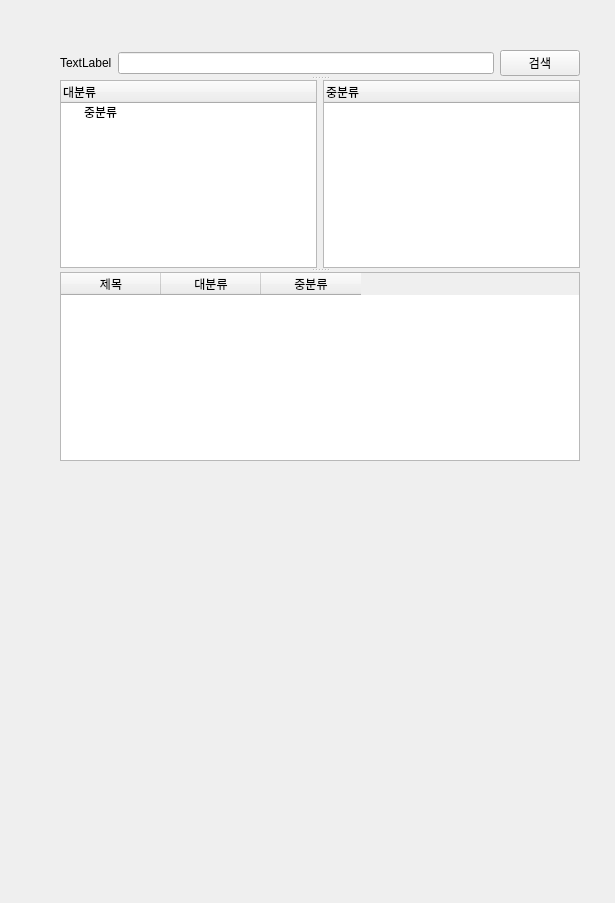
Qt form search.ui (chipmunk-tail/C3-citation-category-classification) before a commit.
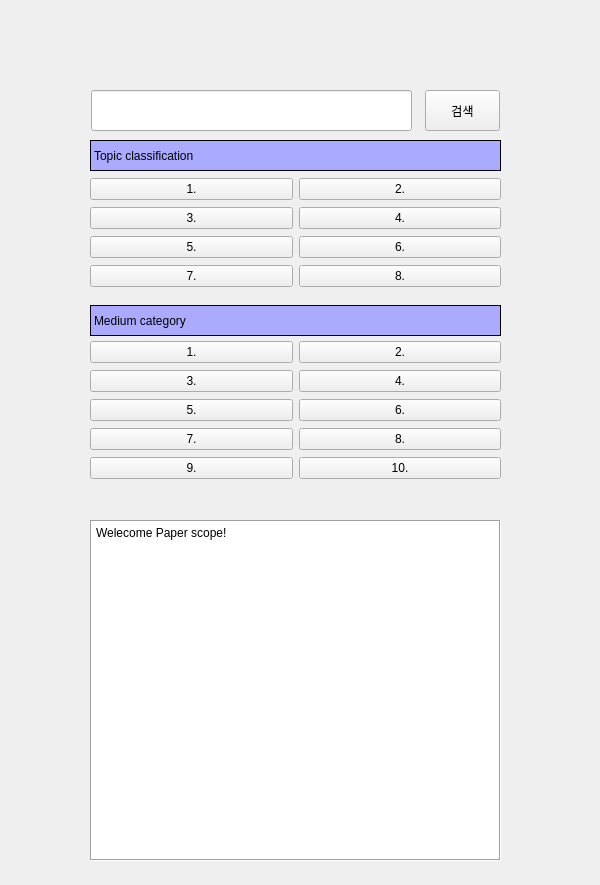
The same form after that commit. Icons and pictures are not drawn.

Patch:
```diff
--- a/search.ui
+++ b/search.ui
@@ -6,115 +6,332 @@
    <rect>
     <x>0</x>
     <y>0</y>
-    <width>615</width>
-    <height>903</height>
+    <width>600</width>
+    <height>885</height>
    </rect>
   </property>
   <property name="windowTitle">
    <string>Form</string>
   </property>
-  <widget class="QSplitter" name="splitter">
+  <widget class="QLabel" name="label">
    <property name="geometry">
     <rect>
-     <x>60</x>
-     <y>50</y>
-     <width>520</width>
-     <height>411</height>
+     <x>257</x>
+     <y>12</y>
+     <width>61</width>
+     <height>61</height>
     </rect>
    </property>
-   <property name="orientation">
-    <enum>Qt::Vertical</enum>
+   <property name="sizePolicy">
+    <sizepolicy hsizetype="Preferred" vsizetype="Preferred">
+     <horstretch>0</horstretch>
+     <verstretch>0</verstretch>
+    </sizepolicy>
    </property>
-   <widget class="QWidget" name="">
-    <layout class="QHBoxLayout" name="horizontalLayout">
-     <item>
-      <widget class="QLabel" name="label">
-       <property name="text">
-        <string>TextLabel</string>
-       </property>
-       <property name="margin">
-        <number>4</number>
-       </property>
-      </widget>
-     </item>
-     <item>
-      <widget class="QLineEdit" name="lineEdit"/>
-     </item>
-     <item>
-      <widget class="QPushButton" name="Search">
-       <property name="text">
-        <string>검색</string>
-       </property>
-       <property name="iconSize">
-        <size>
-         <width>50</width>
-         <height>50</height>
-        </size>
-       </property>
-      </widget>
-     </item>
-    </layout>
-   </widget>
-   <widget class="QWidget" name="">
-    <layout class="QHBoxLayout" name="horizontalLayout_2">
-     <item>
-      <widget class="QTreeWidget" name="treeWidget">
-       <column>
-        <property name="text">
-         <string>대분류</string>
-        </property>
-       </column>
-       <item>
-        <property name="text">
-         <string>중분류</string>
-        </property>
-       </item>
-      </widget>
-     </item>
-     <item>
-      <widget class="QTreeWidget" name="treeWidget_2">
-       <column>
-        <property name="text">
-         <string>중분류</string>
-        </property>
-       </column>
-      </widget>
-     </item>
-    </layout>
-   </widget>
-   <widget class="QTableWidget" name="tableWidget">
-    <column>
-     <property name="text">
-      <string>제목</string>
-     </property>
-     <property name="textAlignment">
-      <set>AlignCenter</set>
-     </property>
-    </column>
-    <column>
-     <property name="text">
-      <string>대분류</string>
-     </property>
-     <property name="textAlignment">
-      <set>AlignCenter</set>
-     </property>
-    </column>
-    <column>
-     <property name="text">
-      <string>중분류</string>
-     </property>
-     <property name="textAlignment">
-      <set>AlignCenter</set>
-     </property>
-    </column>
-   </widget>
+   <property name="sizeIncrement">
+    <size>
+     <width>0</width>
+     <height>200</height>
+    </size>
+   </property>
+   <property name="baseSize">
+    <size>
+     <width>0</width>
+     <height>150</height>
+    </size>
+   </property>
+   <property name="text">
+    <string/>
+   </property>
+   <property name="pixmap">
+    <pixmap>:/icon/writing_agenda_document_pencil_paper_notes_icon_262803 (1).png</pixmap>
+   </property>
+   <property name="scaledContents">
+    <bool>true</bool>
+   </property>
+   <property name="alignment">
+    <set>Qt::AlignCenter</set>
+   </property>
+   <property name="margin">
+    <number>4</number>
+   </property>
   </widget>
-  <zorder>tableWidget</zorder>
-  <zorder>lineEdit</zorder>
-  <zorder>Search</zorder>
-  <zorder>treeWidget</zorder>
-  <zorder>label</zorder>
-  <zorder>treeWidget_2</zorder>
+  <widget class="QTextEdit" name="textEdit">
+   <property name="geometry">
+    <rect>
+     <x>90</x>
+     <y>520</y>
+     <width>411</width>
+     <height>341</height>
+    </rect>
+   </property>
+   <property name="frameShape">
+    <enum>QFrame::Box</enum>
+   </property>
+   <property name="html">
+    <string>&lt;!DOCTYPE HTML PUBLIC &quot;-//W3C//DTD HTML 4.0//EN&quot; &quot;http://www.w3.org/TR/REC-html40/strict.dtd&quot;&gt;
+&lt;html&gt;&lt;head&gt;&lt;meta name=&quot;qrichtext&quot; content=&quot;1&quot; /&gt;&lt;style type=&quot;text/css&quot;&gt;
+p, li { white-space: pre-wrap; }
+&lt;/style&gt;&lt;/head&gt;&lt;body style=&quot; font-family:'Gulim'; font-size:9pt; font-weight:400; font-style:normal;&quot;&gt;
+&lt;p style=&quot; margin-top:0px; margin-bottom:0px; margin-left:0px; margin-right:0px; -qt-block-indent:0; text-indent:0px;&quot;&gt;Welecome Paper scope! &lt;/p&gt;&lt;/body&gt;&lt;/html&gt;</string>
+   </property>
+  </widget>
+  <widget class="QLabel" name="TC">
+   <property name="geometry">
+    <rect>
+     <x>90</x>
+     <y>140</y>
+     <width>411</width>
+     <height>31</height>
+    </rect>
+   </property>
+   <property name="styleSheet">
+    <string notr="true">background-color: rgb(170, 170, 255)</string>
+   </property>
+   <property name="frameShape">
+    <enum>QFrame::Box</enum>
+   </property>
+   <property name="text">
+    <string>Topic classification</string>
+   </property>
+  </widget>
+  <widget class="QWidget" name="">
+   <property name="geometry">
+    <rect>
+     <x>90</x>
+     <y>177</y>
+     <width>411</width>
+     <height>112</height>
+    </rect>
+   </property>
+   <layout class="QGridLayout" name="gridLayout_10">
+    <item row="1" column="1">
+     <widget class="QPushButton" name="pushButton_04">
+      <property name="text">
+       <string>4.</string>
+      </property>
+     </widget>
+    </item>
+    <item row="2" column="1">
+     <widget class="QPushButton" name="pushButton_06">
+      <property name="text">
+       <string>6.</string>
+      </property>
+     </widget>
+    </item>
+    <item row="0" column="0">
+     <widget class="QPushButton" name="pushButton_01">
+      <property name="text">
+       <string>1.</string>
+      </property>
+     </widget>
+    </item>
+    <item row="3" column="1">
+     <widget class="QPushButton" name="pushButton_08">
+      <property name="text">
+       <string>8.</string>
+      </property>
+     </widget>
+    </item>
+    <item row="2" column="0">
+     <widget class="QPushButton" name="pushButton_05">
+      <property name="text">
+       <string>5.</string>
+      </property>
+     </widget>
+    </item>
+    <item row="3" column="0">
+     <widget class="QPushButton" name="pushButton_07">
+      <property name="text">
+       <string>7.</string>
+      </property>
+     </widget>
+    </item>
+    <item row="0" column="1">
+     <widget class="QPushButton" name="pushButton_02">
+      <property name="text">
+       <string>2.</string>
+      </property>
+     </widget>
+    </item>
+    <item row="1" column="0">
+     <widget class="QPushButton" name="pushButton_03">
+      <property name="text">
+       <string>3.</string>
+      </property>
+     </widget>
+    </item>
+   </layout>
+  </widget>
+  <widget class="QLabel" name="MC">
+   <property name="geometry">
+    <rect>
+     <x>90</x>
+     <y>305</y>
+     <width>411</width>
+     <height>31</height>
+    </rect>
+   </property>
+   <property name="styleSheet">
+    <string notr="true">background-color: rgb(170, 170, 255)</string>
+   </property>
+   <property name="frameShape">
+    <enum>QFrame::Box</enum>
+   </property>
+   <property name="text">
+    <string>Medium category</string>
+   </property>
+  </widget>
+  <widget class="QWidget" name="">
+   <property name="geometry">
+    <rect>
+     <x>90</x>
+     <y>340</y>
+     <width>411</width>
+     <height>141</height>
+    </rect>
+   </property>
+   <layout class="QGridLayout" name="gridLayout_2">
+    <item row="0" column="0">
+     <widget class="QPushButton" name="pushButton_nature_01">
+      <property name="text">
+       <string>1.</string>
+      </property>
+     </widget>
+    </item>
+    <item row="4" column="1">
+     <widget class="QPushButton" name="pushButton_nature_10">
+      <property name="text">
+       <string>10.</string>
+      </property>
+     </widget>
+    </item>
+    <item row="0" column="1">
+     <widget class="QPushButton" name="pushButton_nature_02">
+      <property name="text">
+       <string>2.</string>
+      </property>
+     </widget>
+    </item>
+    <item row="1" column="0">
+     <widget class="QPushButton" name="pushButton_nature_03">
+      <property name="text">
+       <string>3.</string>
+      </property>
+     </widget>
+    </item>
+    <item row="1" column="1">
+     <widget class="QPushButton" name="pushButton_nature_04">
+      <property name="text">
+       <string>4.</string>
+      </property>
+     </widget>
+    </item>
+    <item row="2" column="0">
+     <widget class="QPushButton" name="pushButton_nature_05">
+      <property name="text">
+       <string>5.</string>
+      </property>
+     </widget>
+    </item>
+    <item row="3" column="1">
+     <widget class="QPushButton" name="pushButton_nature_08">
+      <property name="text">
+       <string>8.</string>
+      </property>
+     </widget>
+    </item>
+    <item row="3" column="0">
+     <widget class="QPushButton" name="pushButton_nature_07">
+      <property name="text">
+       <string>7.</string>
+      </property>
+     </widget>
+    </item>
+    <item row="2" column="1">
+     <widget class="QPushButton" name="pushButton_nature_06">
+      <property name="text">
+       <string>6.</string>
+      </property>
+     </widget>
+    </item>
+    <item row="4" column="0">
+     <widget class="QPushButton" name="pushButton_nature_09">
+      <property name="text">
+       <string>9.</string>
+      </property>
+     </widget>
+    </item>
+   </layout>
+  </widget>
+  <widget class="QPushButton" name="Search">
+   <property name="geometry">
+    <rect>
+     <x>425</x>
+     <y>90</y>
+     <width>75</width>
+     <height>41</height>
+    </rect>
+   </property>
+   <property name="sizePolicy">
+    <sizepolicy hsizetype="Minimum" vsizetype="Fixed">
+     <horstretch>0</horstretch>
+     <verstretch>0</verstretch>
+    </sizepolicy>
+   </property>
+   <property name="sizeIncrement">
+    <size>
+     <width>0</width>
+     <height>200</height>
+    </size>
+   </property>
+   <property name="baseSize">
+    <size>
+     <width>0</width>
+     <height>150</height>
+    </size>
+   </property>
+   <property name="text">
+    <string>검색</string>
+   </property>
+   <property name="iconSize">
+    <size>
+     <width>50</width>
+     <height>50</height>
+    </size>
+   </property>
+  </widget>
+  <widget class="QLineEdit" name="lineEdit">
+   <property name="enabled">
+    <bool>true</bool>
+   </property>
+   <property name="geometry">
+    <rect>
+     <x>91</x>
+     <y>90</y>
+     <width>321</width>
+     <height>41</height>
+    </rect>
+   </property>
+   <property name="sizePolicy">
+    <sizepolicy hsizetype="Expanding" vsizetype="Fixed">
+     <horstretch>0</horstretch>
+     <verstretch>0</verstretch>
+    </sizepolicy>
+   </property>
+   <property name="sizeIncrement">
+    <size>
+     <width>0</width>
+     <height>200</height>
+    </size>
+   </property>
+   <property name="baseSize">
+    <size>
+     <width>0</width>
+     <height>150</height>
+    </size>
+   </property>
+  </widget>
  </widget>
  <resources/>
  <connections/>
```
Left out of the diff: 4 changed lines with no effect on the pictures.
